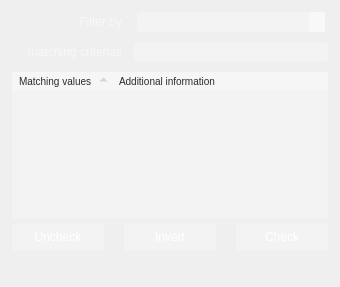
Before: the Qt Designer form core/sorting.ui in Rekall/Rekall, drawn with Qt 5.
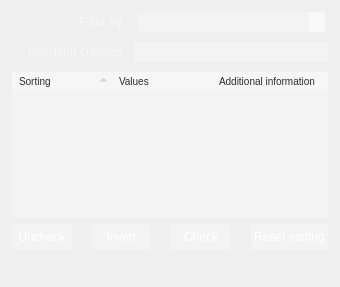
After: the same form once the commit is applied. Icons and pictures are not drawn.

Commit message: Metadata harmonisation and caching, sorting as numbers

What changed in the file:
```diff
--- a/core/sorting.ui
+++ b/core/sorting.ui
@@ -447,14 +447,19 @@
          <bool>true</bool>
         </property>
         <property name="columnCount">
-         <number>2</number>
+         <number>3</number>
         </property>
         <attribute name="headerVisible">
          <bool>true</bool>
         </attribute>
         <column>
          <property name="text">
-          <string notr="true">Matching values</string>
+          <string>Sorting</string>
+         </property>
+        </column>
+        <column>
+         <property name="text">
+          <string notr="true">Values</string>
          </property>
         </column>
         <column>
@@ -493,6 +498,13 @@
           </property>
          </widget>
         </item>
+        <item>
+         <widget class="QPushButton" name="sorting">
+          <property name="text">
+           <string>Reset sorting</string>
+          </property>
+         </widget>
+        </item>
        </layout>
       </item>
       <item row="4" column="0">
```
Left out of the diff: 24 changed lines with no effect on the pictures. The commit also changes 16 other files.
